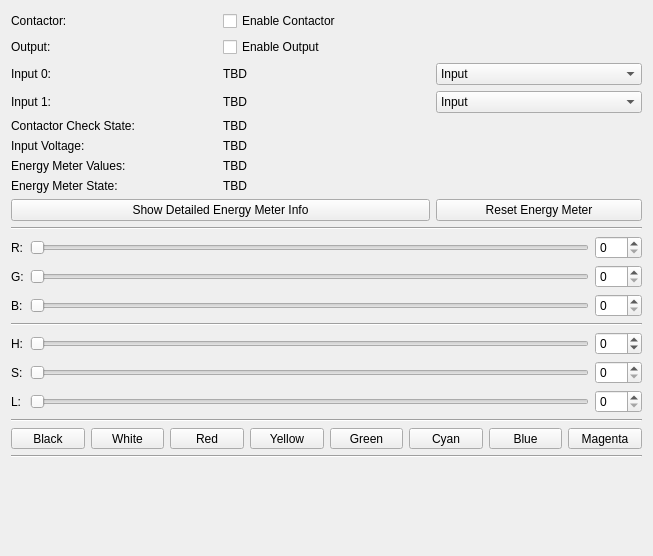
Old version of the form src/brickv/plugin_system/plugins/warp_energy_manager/ui/warp_energy_manager.ui in the repository Tinkerforge/brickv.
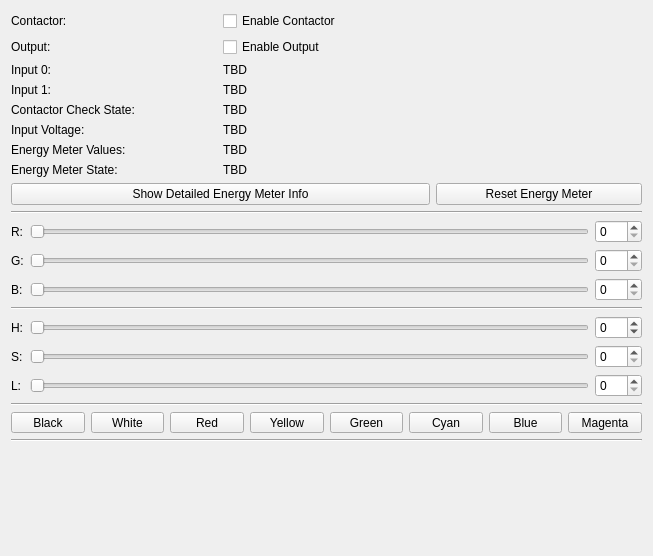
New version of the form.

Commit message: Remove unused input configuration

Patch:
```diff
--- a/src/brickv/plugin_system/plugins/warp_energy_manager/ui/warp_energy_manager.ui
+++ b/src/brickv/plugin_system/plugins/warp_energy_manager/ui/warp_energy_manager.ui
@@ -44,15 +44,6 @@
        </property>
       </widget>
      </item>
-     <item row="3" column="2">
-      <widget class="QComboBox" name="combobox_input1">
-       <item>
-        <property name="text">
-         <string>Input</string>
-        </property>
-       </item>
-      </widget>
-     </item>
      <item row="0" column="1">
       <widget class="QCheckBox" name="checkbox_enable_contactor">
        <property name="text">
@@ -67,20 +58,6 @@
        </property>
       </widget>
      </item>
-     <item row="2" column="2">
-      <widget class="QComboBox" name="combobox_input0">
-       <item>
-        <property name="text">
-         <string>Input</string>
-        </property>
-       </item>
-       <item>
-        <property name="text">
-         <string>Contactor Check</string>
-        </property>
-       </item>
-      </widget>
-     </item>
      <item row="1" column="0">
       <widget class="QLabel" name="label_8">
        <property name="text">
```
The commit also changes 1 other file.
